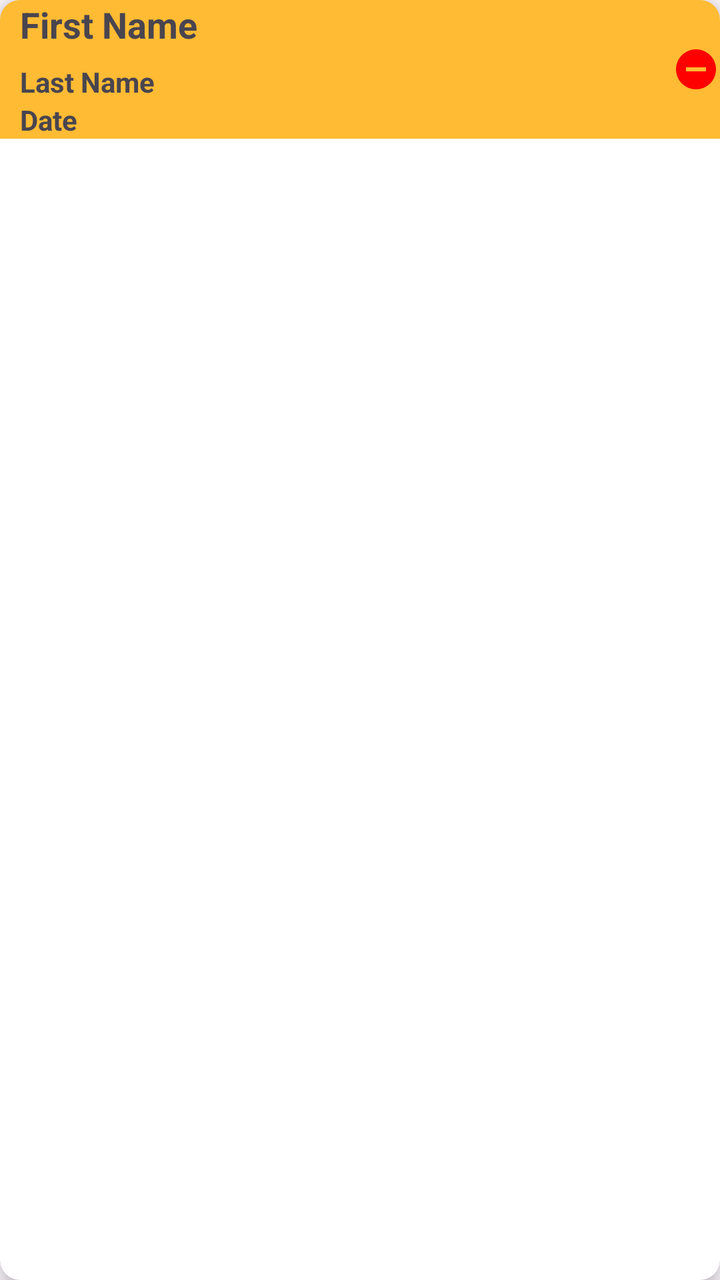
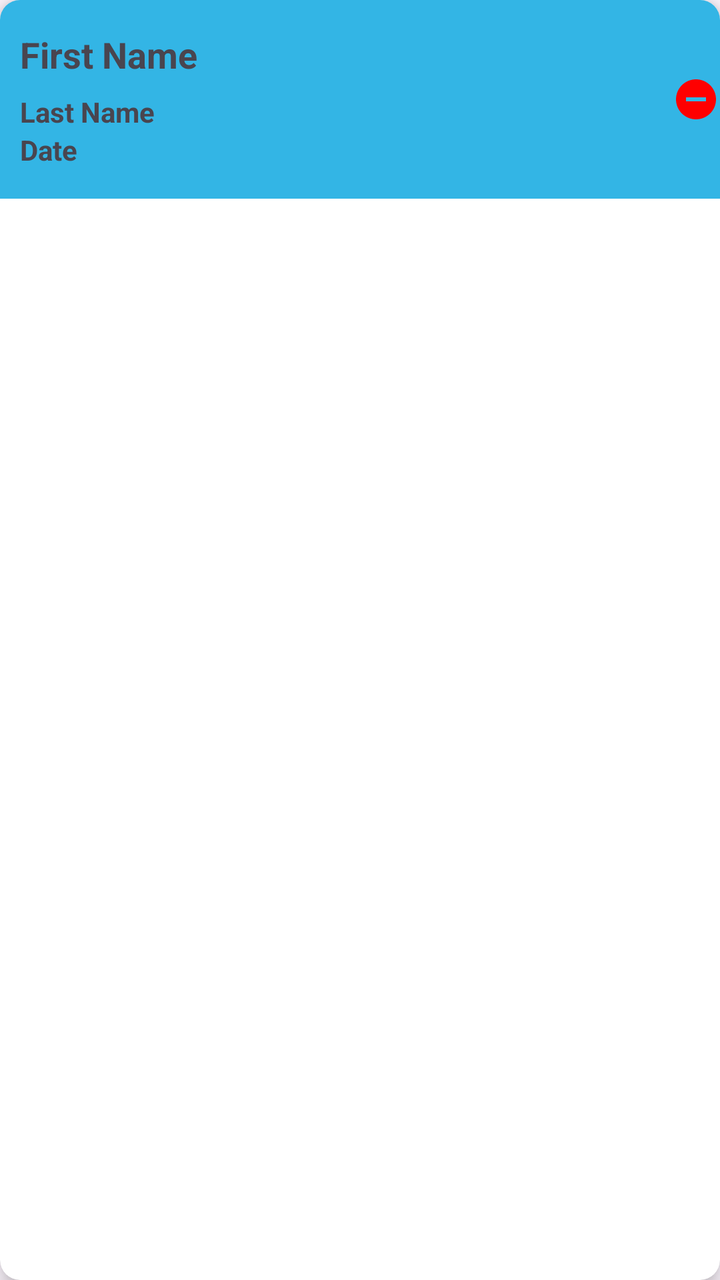

Two renders of the same Android screen: before a commit and after it. Below are the layout's source before the change and the commit's diff.
<!-- AndroidManifest.xml: application theme Theme.TestApp -->
<!-- res/layout/singlerowdesign2.xml -->
<?xml version="1.0" encoding="utf-8"?>

<androidx.cardview.widget.CardView xmlns:android="http://schemas.android.com/apk/res/android"
    android:layout_width="match_parent"
    android:layout_height="wrap_content"
    xmlns:app="http://schemas.android.com/apk/res-auto"
    android:layout_gravity="center_vertical"
    android:layout_marginStart="15dp"
    android:layout_marginTop="15dp"
    android:layout_marginEnd="15dp"
    app:cardCornerRadius="10dp"
    app:cardElevation="6dp">

    <androidx.constraintlayout.widget.ConstraintLayout
        android:layout_width="match_parent"
        android:layout_height="wrap_content"
        android:background="@color/holo_orange_light">

        <TextView
            android:id="@+id/singlerowdesign_recview_firstName"
            android:layout_width="0dp"
            android:layout_height="wrap_content"
            android:layout_marginStart="10dp"
            android:ellipsize="end"
            android:maxLines="2"
            android:text="First Name"
            android:textSize="18sp"
            android:textStyle="bold"
            app:layout_constraintEnd_toStartOf="@+id/singlerowdesign_recview_delete"
            app:layout_constraintStart_toStartOf="parent"
            app:layout_constraintTop_toTopOf="parent" />

        <TextView
            android:id="@+id/singlerowdesign_recview_lastName"
            android:layout_width="0dp"
            android:layout_height="wrap_content"
            android:layout_marginBottom="12dp"
            android:ellipsize="end"
            android:maxLines="2"
            android:text="Last Name"
            android:textStyle="bold"
            app:layout_constraintBottom_toBottomOf="parent"
            app:layout_constraintEnd_toStartOf="@+id/singlerowdesign_recview_delete"
            app:layout_constraintStart_toStartOf="@id/singlerowdesign_recview_firstName"
            app:layout_constraintTop_toBottomOf="@id/singlerowdesign_recview_firstName" />

        <TextView
            android:id="@+id/singlerowdesign_recview_date"
            android:layout_width="0dp"
            android:layout_height="wrap_content"
            android:maxLines="2"
            android:text="Date"
            android:textStyle="bold"
            app:layout_constraintBottom_toBottomOf="parent"
            app:layout_constraintEnd_toStartOf="@+id/singlerowdesign_recview_delete"
            app:layout_constraintStart_toStartOf="@id/singlerowdesign_recview_lastName"
            app:layout_constraintTop_toBottomOf="@id/singlerowdesign_recview_lastName" />

        <ImageButton
            android:id="@+id/singlerowdesign_recview_delete"
            android:layout_width="wrap_content"
            android:layout_height="wrap_content"
            android:layout_gravity="end"
            android:contentDescription="@string/delete"
            android:src="@drawable/baseline_remove_circle_24"
            app:layout_constraintBottom_toBottomOf="parent"
            app:layout_constraintEnd_toEndOf="parent"
            app:layout_constraintTop_toTopOf="parent"
            android:background="@null"
            android:tint="@color/red"/>
    </androidx.constraintlayout.widget.ConstraintLayout>

</androidx.cardview.widget.CardView>
<!-- resources referenced by this layout -->
<resources>
  <color name="holo_orange_light">#ffffbb33</color>
  <color name="red">#FFFF0000</color>
  <!-- drawable baseline_remove_circle_24 (drawable) -->
  <vector xmlns:android="http://schemas.android.com/apk/res/android" android:height="24dp" android:tint="#000000" android:viewportHeight="24" android:viewportWidth="24" android:width="24dp">
        
      <path android:fillColor="@android:color/white" android:pathData="M12,2C6.48,2 2,6.48 2,12s4.48,10 10,10 10,-4.48 10,-10S17.52,2 12,2zM17,13L7,13v-2h10v2z"/>
      
  </vector>
  <string name="delete">delete</string>
  <style name="Theme.TestApp" parent="Base.Theme.TestApp" />
  <style name="Base.Theme.TestApp" parent="Theme.Material3.DayNight.NoActionBar">
          <item name="colorPrimary">@color/white</item>
          <item name="colorSecondary">@color/black</item>
          <item name="colorError">@color/red</item>
      </style>
  <color name="white">#FFFFFFFF</color>
  <color name="black">#FF000000</color>
</resources>

<!-- the commit's change to res/layout/singlerowdesign2.xml (unified diff, before → after) -->
@@ -14,7 +14,9 @@
     <androidx.constraintlayout.widget.ConstraintLayout
         android:layout_width="match_parent"
         android:layout_height="wrap_content"
-        android:background="@color/holo_orange_light">
+        android:background="@color/holo_blue_light"
+        android:paddingTop="15dp"
+        android:paddingBottom="15dp">
 
         <TextView
             android:id="@+id/singlerowdesign_recview_firstName"
@@ -22,8 +24,8 @@
             android:layout_height="wrap_content"
             android:layout_marginStart="10dp"
             android:ellipsize="end"
-            android:maxLines="2"
-            android:text="First Name"
+            android:maxLines="1"
+            android:text="@string/hint_first_name"
             android:textSize="18sp"
             android:textStyle="bold"
             app:layout_constraintEnd_toStartOf="@+id/singlerowdesign_recview_delete"
@@ -37,7 +39,7 @@
             android:layout_marginBottom="12dp"
             android:ellipsize="end"
             android:maxLines="2"
-            android:text="Last Name"
+            android:text="@string/hint_last_name"
             android:textStyle="bold"
             app:layout_constraintBottom_toBottomOf="parent"
             app:layout_constraintEnd_toStartOf="@+id/singlerowdesign_recview_delete"
@@ -48,7 +50,7 @@
             android:id="@+id/singlerowdesign_recview_date"
             android:layout_width="0dp"
             android:layout_height="wrap_content"
-            android:maxLines="2"
+            android:maxLines="1"
             android:text="Date"
             android:textStyle="bold"
             app:layout_constraintBottom_toBottomOf="parent"
@@ -63,11 +65,11 @@
             android:layout_gravity="end"
             android:contentDescription="@string/delete"
             android:src="@drawable/baseline_remove_circle_24"
+            android:background="@null"
             app:layout_constraintBottom_toBottomOf="parent"
             app:layout_constraintEnd_toEndOf="parent"
             app:layout_constraintTop_toTopOf="parent"
-            android:background="@null"
-            android:tint="@color/red"/>
+            app:tint="@color/red"/>
     </androidx.constraintlayout.widget.ConstraintLayout>
 
 </androidx.cardview.widget.CardView>
<!-- resource entries referenced after the edit -->
@@ -1,6 +1,6 @@
 <!-- resources referenced by this layout -->
 <resources>
-  <color name="holo_orange_light">#ffffbb33</color>
+  <color name="holo_blue_light">#ff33b5e5</color>
   <color name="red">#FFFF0000</color>
   <!-- drawable baseline_remove_circle_24 (drawable) -->
   <vector xmlns:android="http://schemas.android.com/apk/res/android" android:height="24dp" android:tint="#000000" android:viewportHeight="24" android:viewportWidth="24" android:width="24dp">
@@ -9,11 +9,12 @@
       
   </vector>
   <string name="delete">delete</string>
+  <string name="hint_first_name">First Name</string>
+  <string name="hint_last_name">Last Name</string>
   <style name="Theme.TestApp" parent="Base.Theme.TestApp" />
   <style name="Base.Theme.TestApp" parent="Theme.Material3.DayNight.NoActionBar">
           <item name="colorPrimary">@color/white</item>
           <item name="colorSecondary">@color/black</item>
-          <item name="colorError">@color/red</item>
       </style>
   <color name="white">#FFFFFFFF</color>
   <color name="black">#FF000000</color>
